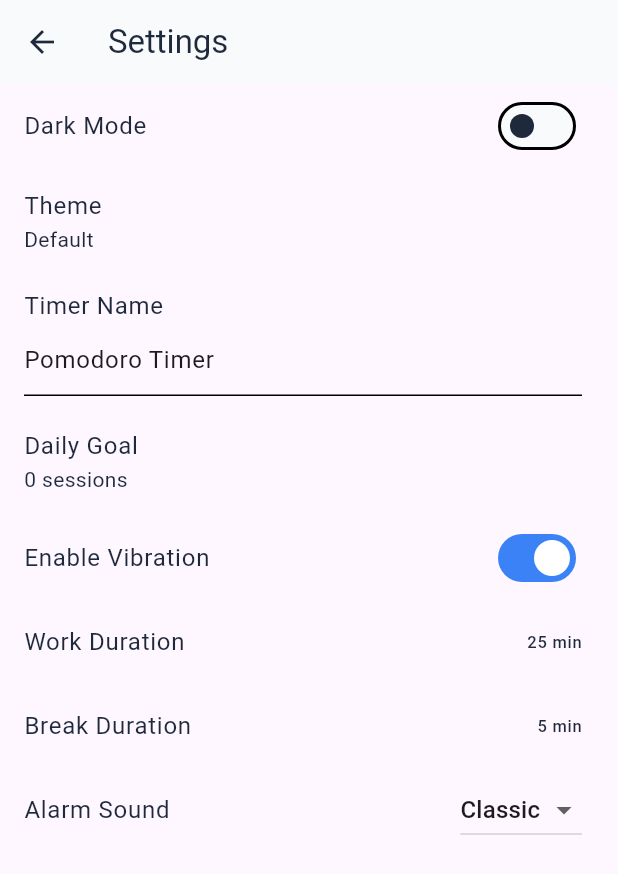
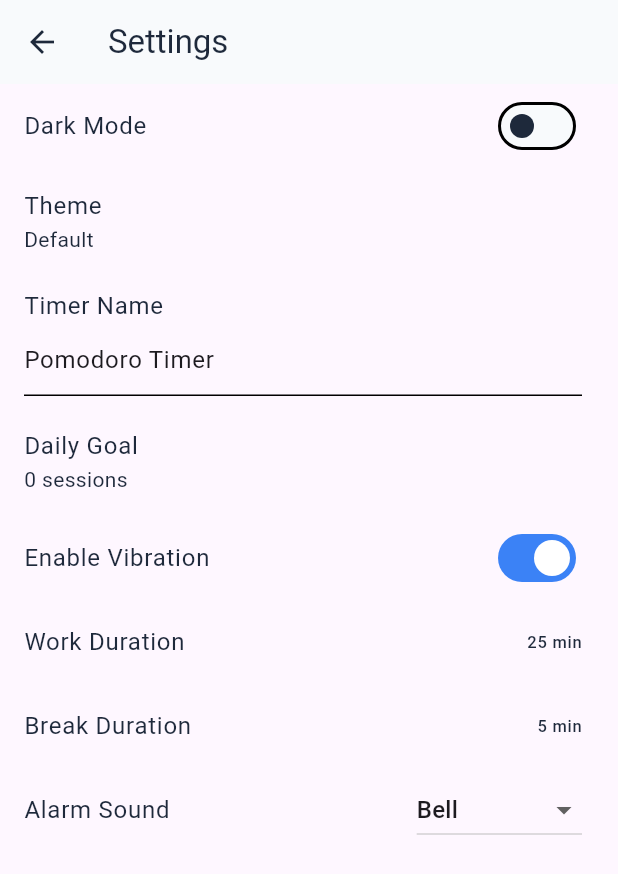
Before and after one commit to rishithareddychalla/pomodoro, a Flutter app: the screen it shows after launch, after a tap on the "settings" icon, on a phone screen of 412 x 824 dp. Shown: the top 874 px of the screen. Run offline on Flutter 3.47's test engine with Material 3 defaults, Android fonts, the phone set to English and light mode, and no system bars; our stand-ins replace audioplayers, fl_chart, flutter_colorpicker, share_plus, shared_preferences, vibration.

Commit message:
feat: Add alarm sounds and vibration
Adds alarm sounds and vibration to the timer when it finishes.

- Adds three new alarm sounds in .wav format.
- Updates the settings page to allow selecting the new sounds.
- Updates the settings provider to have a correct default alarm sound.

```diff
--- a/lib/settings_page.dart
+++ b/lib/settings_page.dart
@@ -372,28 +372,16 @@ class _SettingsPageState extends State<SettingsPage> {
               items: const [
                 DropdownMenuItem(value: 'none', child: Text('None')),
                 DropdownMenuItem(
-                  value: 'assets/sounds/alarm-2-375697.mp3',
-                  child: Text('Classic'),
+                  value: 'assets/audio/bell.wav',
+                  child: Text('Bell'),
                 ),
                 DropdownMenuItem(
-                  value: 'assets/sounds/alarm-327234.mp3',
-                  child: Text('Digital'),
+                  value: 'assets/audio/alternating.wav',
+                  child: Text('Alternating'),
                 ),
                 DropdownMenuItem(
-                  value: 'assets/sounds/alarm-clock-90867.mp3',
-                  child: Text('Alert'),
-                ),
-                DropdownMenuItem(
-                  value: 'assets/sounds/clock-alarm-8761.mp3',
-                  child: Text('TickTok'),
-                ),
-                DropdownMenuItem(
-                  value: 'assets/sounds/lo-fi-alarm-clock-243766.mp3',
-                  child: Text('Lofi'),
-                ),
-                DropdownMenuItem(
-                  value: 'assets/sounds/oversimplified-alarm-clock-113180.mp3',
-                  child: Text('Melody'),
+                  value: 'assets/audio/intermittent.wav',
+                  child: Text('Intermittent'),
                 ),
               ],
               onChanged: (value) {
--- a/lib/settings_provider.dart
+++ b/lib/settings_provider.dart
@@ -91,7 +91,7 @@ class SettingsProvider with ChangeNotifier {
       _isVibrationEnabled = true,
       _workSeconds = 1500,
       _breakSeconds = 300,
-      _alarmSound = 'assets/sounds/alarm-2-375697.mp3' {
+      _alarmSound = 'assets/audio/bell.wav' {
     _loadPreferences();
   }
 
@@ -172,7 +172,7 @@ class SettingsProvider with ChangeNotifier {
     _workSeconds = prefs.getInt('workSeconds') ?? 1500;
     _breakSeconds = prefs.getInt('breakSeconds') ?? 300;
     _alarmSound =
-        prefs.getString('alarmSound') ?? 'assets/sounds/alarm-2-375697.mp3';
+        prefs.getString('alarmSound') ?? 'assets/audio/bell.wav';
 
     // Load custom theme colors if available
     final p = prefs.getInt('customPrimary');
--- a/pubspec.yaml
+++ b/pubspec.yaml
@@ -70,6 +70,7 @@ flutter:
   assets:
     - assets/
     - assets/images/
+    - assets/audio/
 
 
   # An image asset can refer to one or more resolution-specific "variants", see
```
Also changed, not shown: 3 other files.
